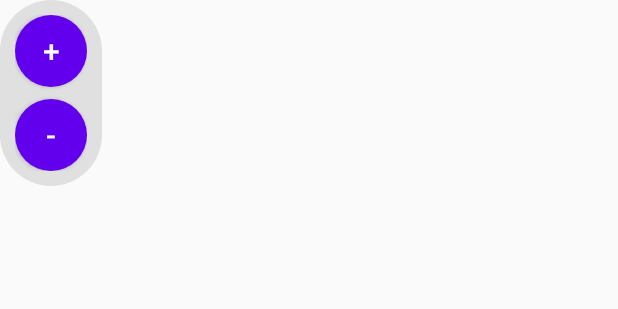
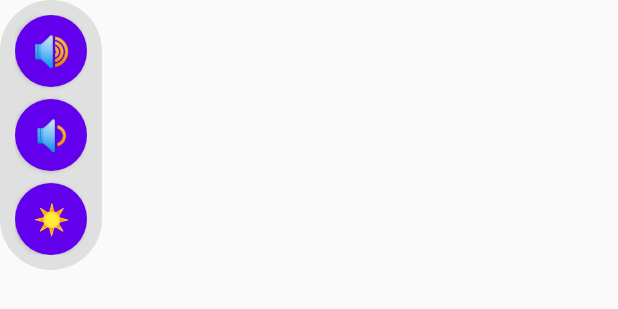
Before and after one commit to Alex16oz/Widgetku, an Android app built with Jetpack Compose: the layout floating_volume_widget.xml on its own in the app's theme, with its tools: preview values and no code run, on a phone screen of 412 x 824 dp. Shown: the top 309 px of the screen. Run offline under Robolectric (Android 15) with nearby library versions, the phone set to English and light mode, and no system bars.

Commit message:
v9 widget 2 done

```diff
--- a/app/src/main/res/layout/floating_volume_widget.xml
+++ b/app/src/main/res/layout/floating_volume_widget.xml
@@ -16,7 +16,7 @@
             android:layout_width="48dp"
             android:layout_height="48dp"
             android:background="@drawable/round_button"
-            android:text="+"
+            android:text="🔊"
             android:textSize="20sp"
             android:textColor="@android:color/white" />
 
@@ -26,10 +26,19 @@
             android:layout_height="48dp"
             android:layout_marginTop="8dp"
             android:background="@drawable/round_button"
-            android:text="-"
+            android:text="🔉"
             android:textSize="20sp"
             android:textColor="@android:color/white" />
 
+        <Button
+            android:id="@+id/floating_flashlight_button"
+            android:layout_width="48dp"
+            android:layout_height="48dp"
+            android:layout_marginTop="8dp"
+            android:background="@drawable/round_button"
+            android:text="☀️"
+            android:textSize="20sp"
+            android:textColor="@android:color/white" />
 
     </LinearLayout>
 </FrameLayout>
```
Also changed, not shown: app/src/main/java/com/example/widgetku/FloatingVolumeService.kt (+17 -0 lines).
